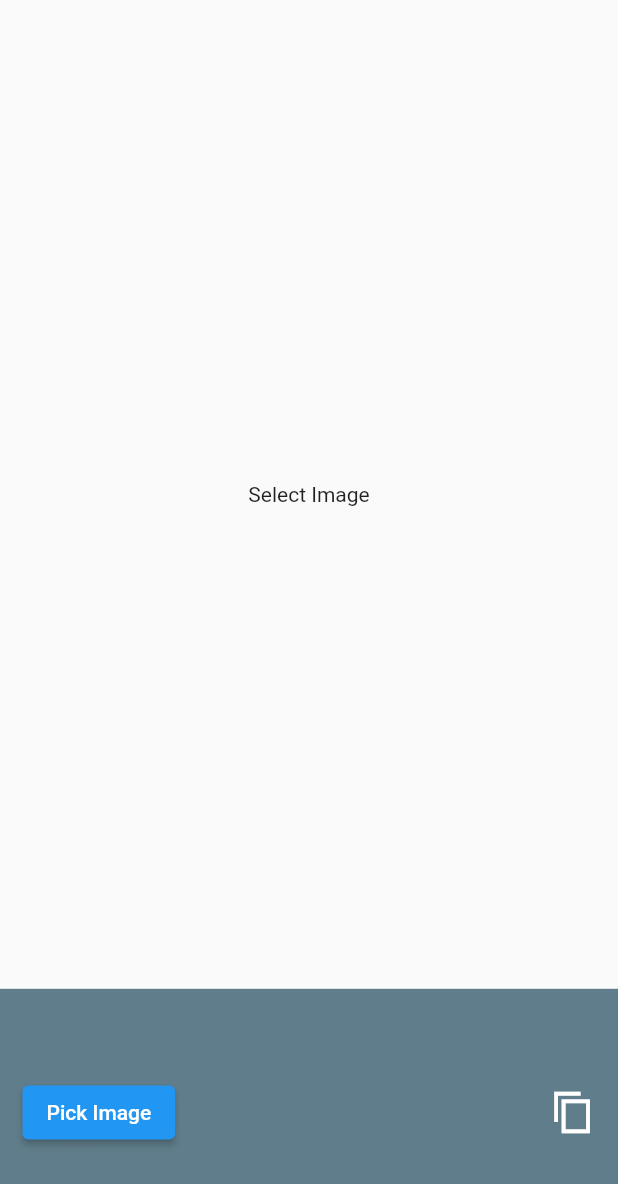
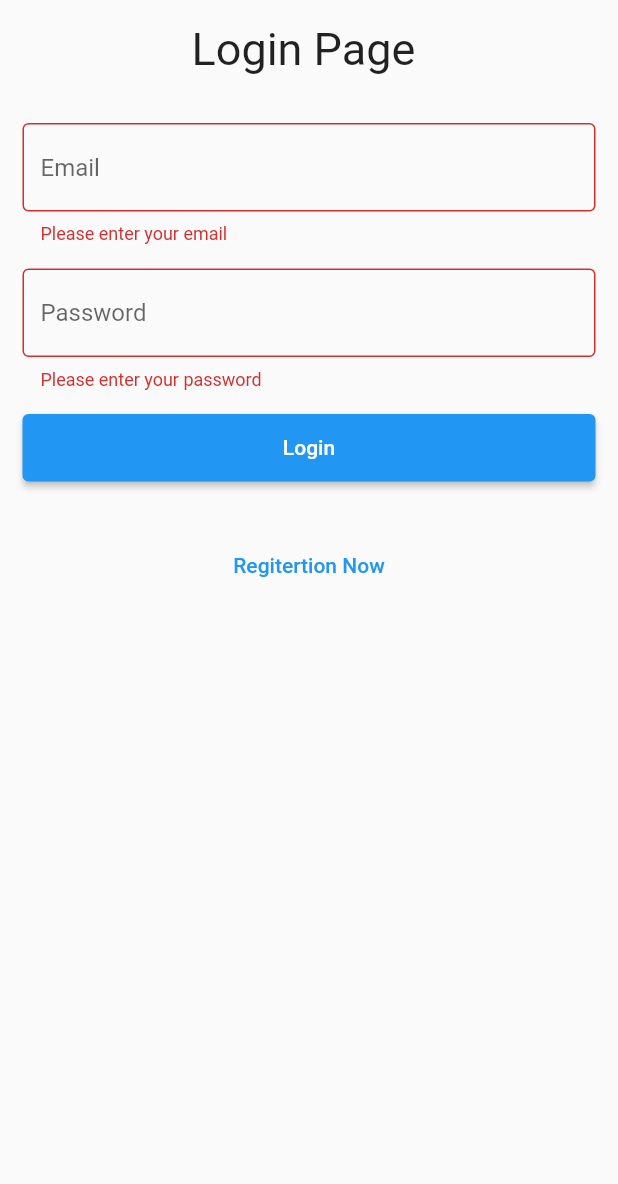
Before and after one commit to rowjoy/daily-work-practices, a Flutter app: the screen it shows after launch, on a phone screen of 412 x 824 dp. Shown: the top 1184 px of the screen. Run offline on Flutter 3.47's test engine with Material 2 defaults, Android fonts, the phone set to English and light mode, and no system bars; our stand-ins replace flutter_easyloading, get, image_picker; missing offline and left inert: google_ml_kit.

Commit message:
Api Login

```diff
--- /dev/null
+++ b/lib/String/key.dart
@@ -0,0 +1,6 @@
+import 'package:flutter/cupertino.dart';
+
+class Keys {
+  static final fromkeyLogin = GlobalKey<FormState>();
+  static final fromKeyRegister = GlobalKey<FormState>();
+}
--- /dev/null
+++ b/lib/String/string.dart
@@ -0,0 +1,10 @@
+class Strings {
+  static var countryBaseUrl = "https://ibank.com.bd//api/v1/";
+  static var countryUrl = "country";
+
+  static var registerBaseUrl = "https://ibank.com.bd/api/v1/user";
+  static var registerUrl = 'register';
+
+  static var loginBaseUrl = 'https://ibank.com.bd/api/v1/user';
+  static var loginUrl = "login";
+}
--- /dev/null
+++ b/lib/controller/login_controller.dart
@@ -0,0 +1,19 @@
+import 'package:flutter/cupertino.dart';
+import 'package:get/get.dart';
+import 'package:imagetotext/String/string.dart';
+import 'package:imagetotext/model/login_model.dart';
+import 'package:imagetotext/service/api_service.dart';
+
+class LoginController extends GetxController {
+  static final emailController = TextEditingController();
+  static final passwordController = TextEditingController();
+  var isloading = true.obs;
+  Future loginPost(Login login) async {
+    ApiService.postdata(
+      baseUri: Strings.loginBaseUrl,
+      uri: Strings.loginUrl,
+      data: login.toJson(),
+    );
+    isloading = false.obs;
+  }
+}
--- a/lib/main.dart
+++ b/lib/main.dart
@@ -1,9 +1,9 @@
 // ignore_for_file: prefer_const_constructors
 
 import 'package:flutter/material.dart';
+import 'package:flutter_easyloading/flutter_easyloading.dart';
 import 'package:get/get.dart';
-import 'package:imagetotext/views/home_screen_page.dart';
-import 'package:imagetotext/views/image_to_text_page.dart';
+import 'package:imagetotext/views/user/login.dart';
 
 void main() {
   runApp(const MyApp());
@@ -20,7 +20,8 @@ class MyApp extends StatelessWidget {
       theme: ThemeData(
         primarySwatch: Colors.blue,
       ),
-      home: ImageToTextPage(),
+      home: LoginPage(),
+      builder: EasyLoading.init(),
     );
   }
 }
--- /dev/null
+++ b/lib/model/login_model.dart
@@ -0,0 +1,29 @@
+// To parse this JSON data, do
+//
+//     final login = loginFromJson(jsonString);
+
+import 'dart:convert';
+
+Login loginFromJson(String str) => Login.fromJson(json.decode(str));
+
+String loginToJson(Login data) => json.encode(data.toJson());
+
+class Login {
+  Login({
+    this.email,
+    this.password,
+  });
+
+  String? email;
+  String? password;
+
+  factory Login.fromJson(Map<String, dynamic> json) => Login(
+        email: json["email"],
+        password: json["password"],
+      );
+
+  Map<String, dynamic> toJson() => {
+        "email": email,
+        "password": password,
+      };
+}
--- /dev/null
+++ b/lib/model/registration_model.dart
@@ -0,0 +1,34 @@
+// To parse this JSON data, do
+//
+//     final registertion = registertionFromJson(jsonString);
+
+import 'dart:convert';
+
+Registertion registertionFromJson(String str) =>
+    Registertion.fromJson(json.decode(str));
+
+String registertionToJson(Registertion data) => json.encode(data.toJson());
+
+class Registertion {
+  Registertion({
+    this.mobileNumber,
+    this.email,
+    this.password,
+  });
+
+  String? mobileNumber;
+  String? email;
+  String? password;
+
+  factory Registertion.fromJson(Map<String, dynamic> json) => Registertion(
+        mobileNumber: json["mobileNumber"],
+        email: json["email"],
+        password: json["password"],
+      );
+
+  Map<String, dynamic> toJson() => {
+        "mobileNumber": mobileNumber,
+        "email": email,
+        "password": password,
+      };
+}
--- /dev/null
+++ b/lib/views/user/login.dart
@@ -0,0 +1,108 @@
+// ignore_for_file: avoid_unnecessary_containers, prefer_const_constructors
+
+import 'package:flutter/material.dart';
+import 'package:get/get.dart';
+import 'package:imagetotext/String/key.dart';
+import 'package:imagetotext/controller/login_controller.dart';
+import 'package:imagetotext/model/login_model.dart';
+import 'package:imagetotext/views/user/home.dart';
+import 'package:imagetotext/views/user/registertion.dart';
+
+class LoginPage extends StatelessWidget {
+  LoginPage({Key? key}) : super(key: key);
+  final LoginController _loginController = Get.put(LoginController());
+
+  @override
+  Widget build(BuildContext context) {
+    return Scaffold(
+      body: SafeArea(
+        minimum: EdgeInsets.all(15),
+        child: Container(
+          child: Column(
+            // ignore: prefer_const_literals_to_create_immutables
+            children: [
+              Text(
+                "Login Page ",
+                style: TextStyle(
+                  fontSize: 30,
+                ),
+              ),
+              SizedBox(
+                height: 32,
+              ),
+              Form(
+                key: Keys.fromkeyLogin,
+                child: Column(
+                  children: [
+                    TextFormField(
+                      autovalidateMode: AutovalidateMode.always,
+                      controller: LoginController.emailController,
+                      decoration: InputDecoration(
+                        hintText: 'Email',
+                        border: OutlineInputBorder(),
+                      ),
+                      validator: (value) {
+                        if (value!.isEmpty) {
+                          return 'Please enter your email';
+                        } else {
+                          return null;
+                        }
+                      },
+                    ),
+                    SizedBox(
+                      height: 16,
+                    ),
+                    TextFormField(
+                      autovalidateMode: AutovalidateMode.always,
+                      controller: LoginController.passwordController,
+                      decoration: InputDecoration(
+                        hintText: 'Password',
+                        border: OutlineInputBorder(),
+                      ),
+                      validator: (value) {
+                        if (value!.isEmpty) {
+                          return 'Please enter your password';
+                        } else {
+                          return null;
+                        }
+                      },
+                    ),
+                  ],
+                ),
+              ),
+              SizedBox(
+                height: 16,
+              ),
+              SizedBox(
+                width: Get.width,
+                height: 45,
+                child: ElevatedButton(
+                    onPressed: () {
+                      if (Keys.fromkeyLogin.currentState!.validate()) {
+                        Keys.fromkeyLogin.currentState!.save();
+                        final _login = Login(
+                          email: LoginController.emailController.text,
+                          password: LoginController.passwordController.text,
+                        );
+                        _loginController.loginPost(_login);
+                        // Get.to(() => HomePage());
+                      }
+                    },
+                    child: Text('Login')),
+              ),
+              SizedBox(
+                height: 32,
+              ),
+              TextButton(
+                onPressed: () {
+                  Get.to(() => Registertionpage());
+                },
+                child: Text('Regitertion Now'),
+              ),
+            ],
+          ),
+        ),
+      ),
+    );
+  }
+}
--- a/pubspec.yaml
+++ b/pubspec.yaml
@@ -37,6 +37,9 @@ dependencies:
   get: ^4.6.1
   image_picker: ^0.8.4+10
   google_ml_kit: ^0.7.3
+  http: ^0.13.4
+  flutter_easyloading: ^3.0.3
+  get_storage: ^2.0.3
 
 dev_dependencies:
   flutter_test:
```
Also changed, not shown: lib/String/helper.dart (added, +14 -0 lines), lib/controller/country_controller.dart (added, +17 -0 lines), lib/controller/registertion_controller.dart (added, +19 -0 lines), lib/model/country_model.dart (added, +106 -0 lines), lib/service/api_service.dart (added, +72 -0 lines), lib/views/country_page_list.dart (added, +56 -0 lines), lib/views/user/home.dart (added, +20 -0 lines), lib/views/user/registertion.dart (added, +128 -0 lines), pubspec.lock.
